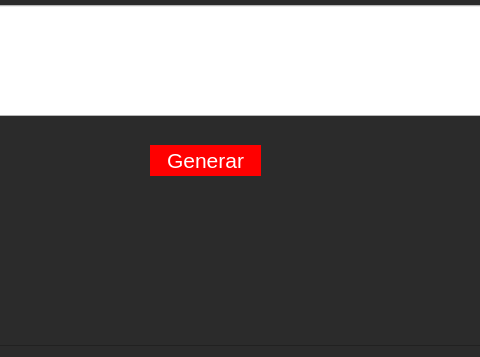
The window that entrar_tutor.ui (Giavic/Taller_de_software_TF) describes before a commit, drawn with Qt 5; both pictures show x 460 to 940 and y 285 to 642 of the 1080 by 642 pixel window.
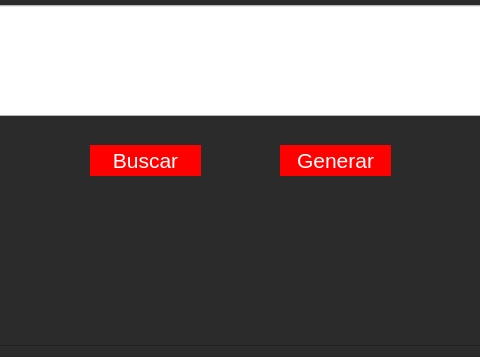
The same window after the commit. Icons and pictures are not drawn.

Commit message: boton buscar

What changed in the file:
```diff
--- a/entrar_tutor.ui
+++ b/entrar_tutor.ui
@@ -463,7 +463,32 @@
       <widget class="QPushButton" name="pushButton_4">
        <property name="geometry">
         <rect>
-         <x>340</x>
+         <x>280</x>
+         <y>330</y>
+         <width>111</width>
+         <height>31</height>
+        </rect>
+       </property>
+       <property name="styleSheet">
+        <string notr="true">QPushButton{
+background-color: rgb(255, 0, 0);
+border-radius:0px;
+}
+
+QPushButton:hover{
+background-color: rgb(226, 226, 226);
+color:black;
+border-radius:0px;
+}</string>
+       </property>
+       <property name="text">
+        <string>Buscar</string>
+       </property>
+      </widget>
+      <widget class="QPushButton" name="pushButton_6">
+       <property name="geometry">
+        <rect>
+         <x>470</x>
          <y>330</y>
          <width>111</width>
          <height>31</height>
```
The commit also changes 1 other file.
